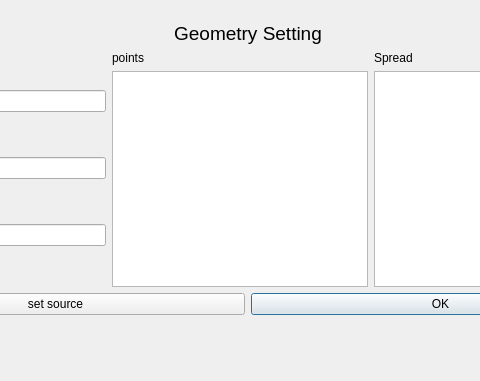
ZJ605/VarrocAllInOne, file geometrydialog.ui: the form before one commit; both pictures show x 166 to 646 and y 0 to 381 of the 818 by 381 pixel window.
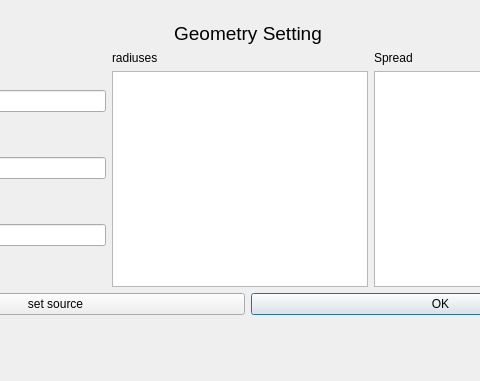
The form after the commit.

Diff of the .ui file:
```diff
--- a/geometrydialog.ui
+++ b/geometrydialog.ui
@@ -13,7 +13,7 @@
   <property name="windowTitle">
    <string>Dialog</string>
   </property>
-  <widget class="QWidget" name="">
+  <widget class="QWidget" name="layoutWidget">
    <property name="geometry">
     <rect>
      <x>32</x>
@@ -112,7 +112,7 @@
         <item>
          <widget class="QLabel" name="lbl_points">
           <property name="text">
-           <string>points</string>
+           <string>radiuses</string>
           </property>
          </widget>
         </item>
```
